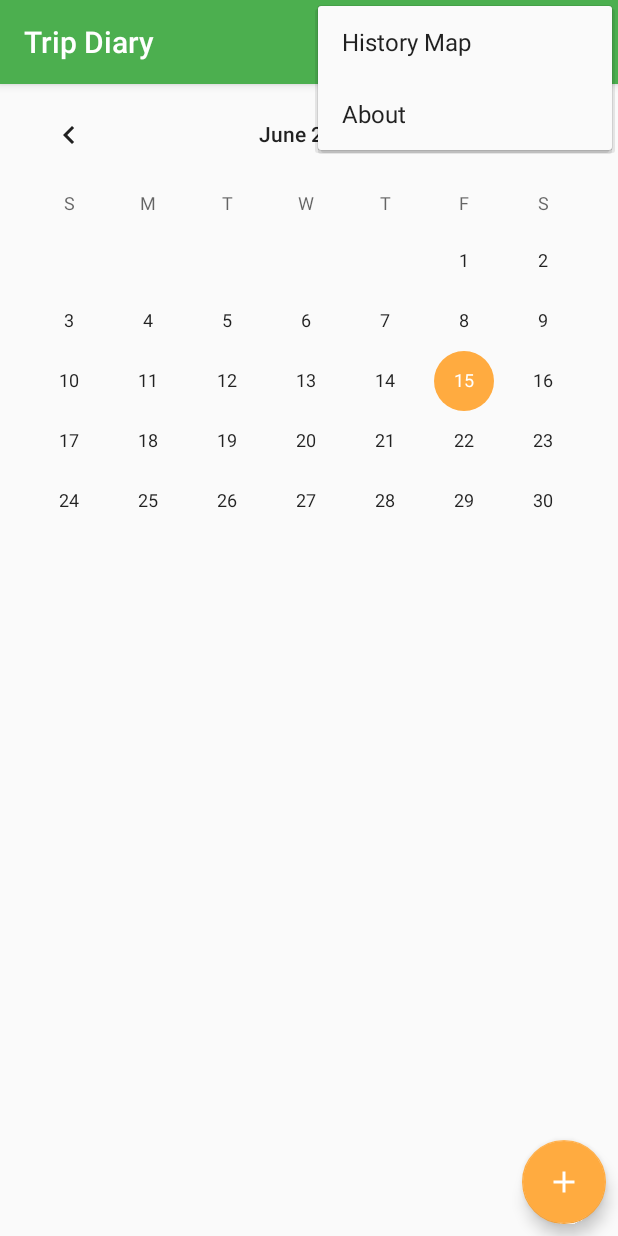
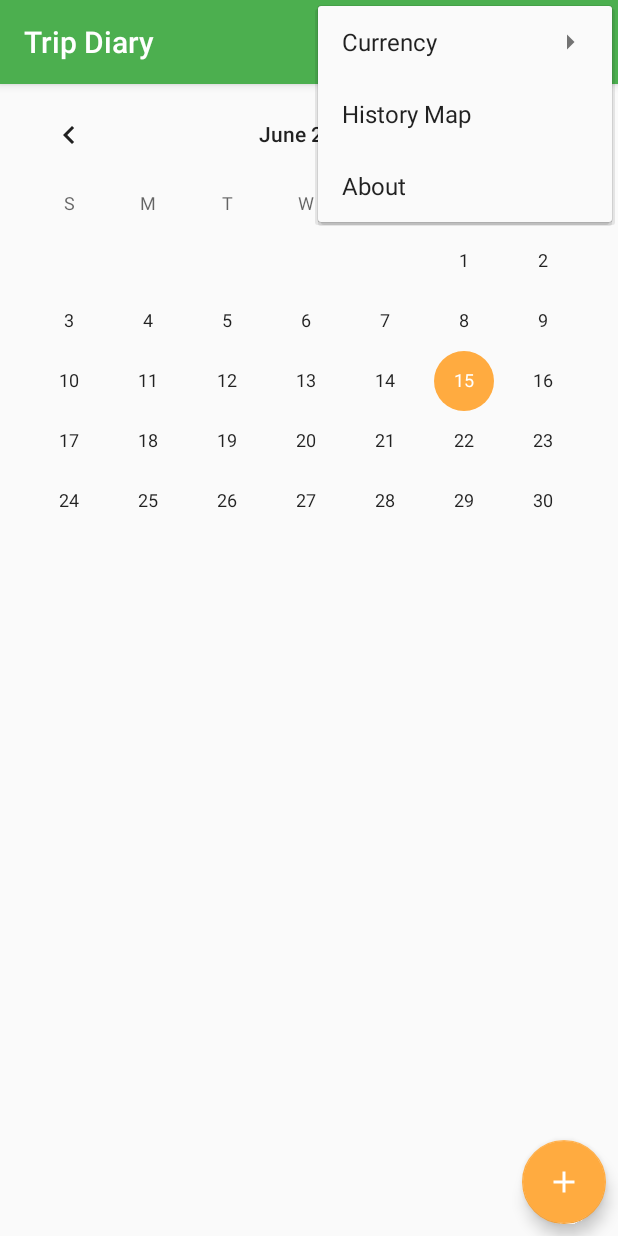
Before and after one commit to kamille1221/TripDiary, an Android app: the screen it shows after launch (MainActivity), with the options menu open, on a phone screen of 412 x 824 dp. Run offline under Robolectric (Android 15) with nearby library versions, the phone set to English and light mode, and no system bars; libraries missing offline, so code that uses them is left out: com.crashlytics.android, io.fabric.sdk, io.realm, io.realm.exceptions; 10 statements that could not run were skipped.

Commit message:
Show monthly total, Modify dialog UI, Set currency in options menu

```diff
--- a/app/build.gradle
+++ b/app/build.gradle
@@ -12,8 +12,8 @@ android {
 		applicationId "com.gmail.kamille1221.tripdiary"
 		minSdkVersion 23
 		targetSdkVersion 27
-		versionCode 2
-		versionName "0.2"
+		versionCode 3
+		versionName "0.3"
 	}
 	buildTypes {
 		release {
--- a/app/src/main/java/com/gmail/kamille1221/tripdiary/MainActivity.kt
+++ b/app/src/main/java/com/gmail/kamille1221/tripdiary/MainActivity.kt
@@ -80,6 +80,14 @@ class MainActivity: AppCompatActivity(), SpendAdapter.RefreshTotalSpends {
 
 	override fun onCreateOptionsMenu(menu: Menu?): Boolean {
 		menuInflater.inflate(R.menu.menu_main, menu)
+		when (SpendUtils.getLastCurrency(this)) {
+			0 -> menu?.findItem(R.id.currency_krw)?.isChecked = true
+			1 -> menu?.findItem(R.id.currency_usd)?.isChecked = true
+			2 -> menu?.findItem(R.id.currency_jpy)?.isChecked = true
+			3 -> menu?.findItem(R.id.currency_eur)?.isChecked = true
+			4 -> menu?.findItem(R.id.currency_gbp)?.isChecked = true
+			5 -> menu?.findItem(R.id.currency_twd)?.isChecked = true
+		}
 		return true
 	}
 
@@ -93,8 +101,44 @@ class MainActivity: AppCompatActivity(), SpendAdapter.RefreshTotalSpends {
 				startActivity(Intent(this, AboutActivity::class.java))
 				true
 			}
-			else ->
+			R.id.currency_krw -> {
+				SpendUtils.setLastCurrency(this, 0)
+				item.isChecked = true
+				true
+			}
+
+			R.id.currency_usd -> {
+				SpendUtils.setLastCurrency(this, 1)
+				item.isChecked = true
+				true
+			}
+
+			R.id.currency_jpy -> {
+				SpendUtils.setLastCurrency(this, 2)
+				item.isChecked = true
+				true
+			}
+
+			R.id.currency_eur -> {
+				SpendUtils.setLastCurrency(this, 3)
+				item.isChecked = true
+				true
+			}
+
+			R.id.currency_gbp -> {
+				SpendUtils.setLastCurrency(this, 4)
+				item.isChecked = true
+				true
+			}
+
+			R.id.currency_twd -> {
+				SpendUtils.setLastCurrency(this, 5)
+				item.isChecked = true
+				true
+			}
+			else -> {
 				super.onOptionsItemSelected(item)
+			}
 		}
 	}
 
@@ -125,20 +169,21 @@ class MainActivity: AppCompatActivity(), SpendAdapter.RefreshTotalSpends {
 
 	private fun showTotalSpends(date: Long) {
 		var millis: Long = date
-		var total = 0
-		var currency = ""
+		var dailyTotal = 0
+		val monthlyTotal: Int = getMonthlySpends(date)
+		var currency: String = SpendUtils.currencyPositionToString(this, SpendUtils.getLastCurrency(this))
 		if (millis < 0L) {
 			millis = System.currentTimeMillis()
 		}
 		getSpends(millis).forEach {
-			total += it.price
+			dailyTotal += it.price
 			currency = it.currency
 		}
-		if (total <= 0) {
+		if (dailyTotal <= 0 && monthlyTotal <= 0) {
 			tvTotalSpends.visibility = View.GONE
 		} else {
 			tvTotalSpends.visibility = View.VISIBLE
-			tvTotalSpends.text = String.format(Locale.getDefault(), "%s %s %s", getString(R.string.total), SpendUtils.priceIntToString(total), currency)
+			tvTotalSpends.text = String.format(Locale.getDefault(), "%s %s / %s %s", getString(R.string.total), SpendUtils.priceIntToString(dailyTotal), SpendUtils.priceIntToString(monthlyTotal), currency)
 		}
 	}
 
@@ -155,7 +200,25 @@ class MainActivity: AppCompatActivity(), SpendAdapter.RefreshTotalSpends {
 		startMillis.set(Calendar.SECOND, 0)
 		startMillis.set(Calendar.MILLISECOND, 0)
 		endMillis.timeInMillis = startMillis.timeInMillis + 86400000 // 1000ms * 60s * 60m * 24h
-		return realm.where(Spend::class.java).greaterThanOrEqualTo("date", startMillis.timeInMillis).lessThanOrEqualTo("date", endMillis.timeInMillis).findAll().sort("date", Sort.ASCENDING)
+		return realm.where(Spend::class.java).greaterThanOrEqualTo("date", startMillis.timeInMillis).lessThan("date", endMillis.timeInMillis).findAll().sort("date", Sort.ASCENDING)
+	}
+
+	private fun getMonthlySpends(date: Long): Int {
+		val startMillis: Calendar = Calendar.getInstance()
+		val endMillis: Calendar = Calendar.getInstance()
+		var result = 0
+		startMillis.timeInMillis = date
+		startMillis.set(Calendar.DAY_OF_MONTH, 1)
+		startMillis.set(Calendar.HOUR_OF_DAY, 0)
+		startMillis.set(Calendar.MINUTE, 0)
+		startMillis.set(Calendar.SECOND, 0)
+		startMillis.set(Calendar.MILLISECOND, 0)
+		endMillis.timeInMillis = startMillis.timeInMillis
+		endMillis.add(Calendar.DAY_OF_MONTH, endMillis.getActualMaximum(Calendar.DAY_OF_MONTH))
+		realm.where(Spend::class.java).greaterThanOrEqualTo("date", startMillis.timeInMillis).lessThan("date", endMillis.timeInMillis).findAll().sort("date", Sort.ASCENDING).forEach {
+			result += it.price
+		}
+		return result
 	}
 
 	private fun initRealm() {
--- a/app/src/main/res/menu/menu_main.xml
+++ b/app/src/main/res/menu/menu_main.xml
@@ -2,6 +2,48 @@
       xmlns:app="http://schemas.android.com/apk/res-auto"
       xmlns:tools="http://schemas.android.com/tools"
       tools:context=".MainActivity">
+	<item
+		android:id="@+id/action_currency"
+		android:orderInCategory="100"
+		android:title="@string/currency"
+		app:showAsAction="never">
+		<menu>
+			<group
+				android:id="@+id/group_currency"
+				android:checkableBehavior="single">
+				<item
+					android:id="@+id/currency_krw"
+					android:orderInCategory="200"
+					android:title="@string/krw"
+					app:showAsAction="never"/>
+				<item
+					android:id="@+id/currency_usd"
+					android:orderInCategory="200"
+					android:title="@string/usd"
+					app:showAsAction="never"/>
+				<item
+					android:id="@+id/currency_jpy"
+					android:orderInCategory="200"
+					android:title="@string/jpy"
+					app:showAsAction="never"/>
+				<item
+					android:id="@+id/currency_eur"
+					android:orderInCategory="200"
+					android:title="@string/eur"
+					app:showAsAction="never"/>
+				<item
+					android:id="@+id/currency_gbp"
+					android:orderInCategory="200"
+					android:title="@string/gbp"
+					app:showAsAction="never"/>
+				<item
+					android:id="@+id/currency_twd"
+					android:orderInCategory="200"
+					android:title="@string/twd"
+					app:showAsAction="never"/>
+			</group>
+		</menu>
+	</item>
 	<item
 		android:id="@+id/action_map"
 		android:orderInCategory="100"
--- a/app/src/main/res/values/strings.xml
+++ b/app/src/main/res/values/strings.xml
@@ -17,6 +17,12 @@
 	<string name="restore">Restore</string>
 	<string name="total">Total</string>
 	<string name="history_map">History Map</string>
+	<string name="krw">KRW</string>
+	<string name="usd">USD</string>
+	<string name="jpy">JPY</string>
+	<string name="eur">EUR</string>
+	<string name="gbp">GBP</string>
+	<string name="twd">TWD</string>
 	<string name="open_source_license"><u>OpenSource License</u></string>
 
 	<string name="title_new_spend">new Spend</string>
```
Also changed, not shown: app/src/main/res/layout/dialog_add_spend.xml (+13 -4 lines).
